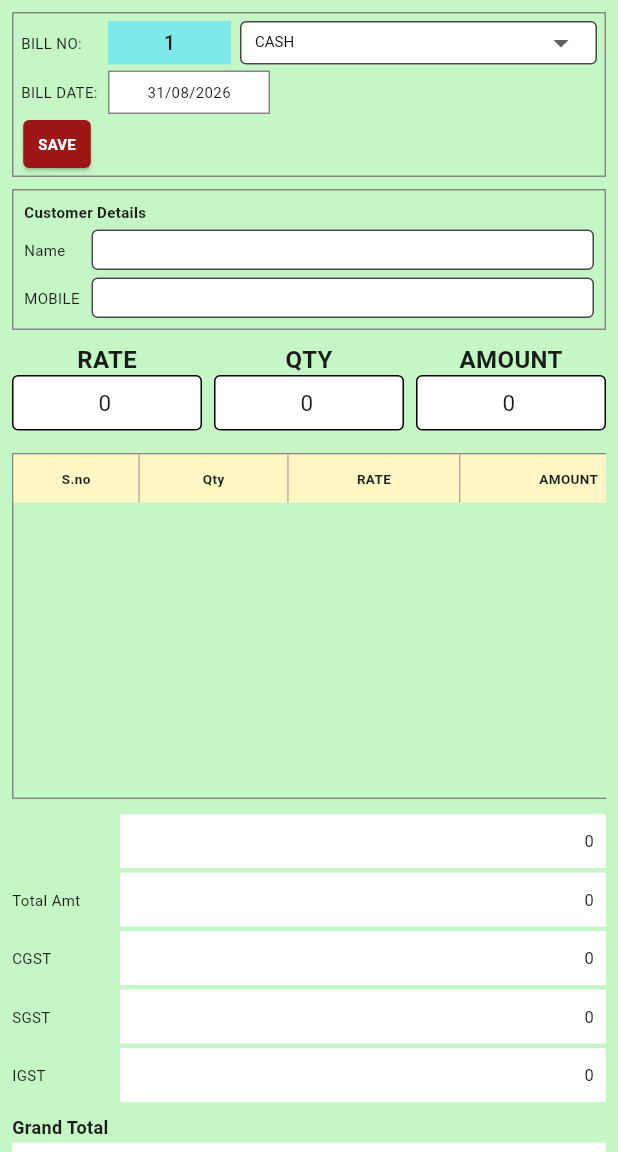
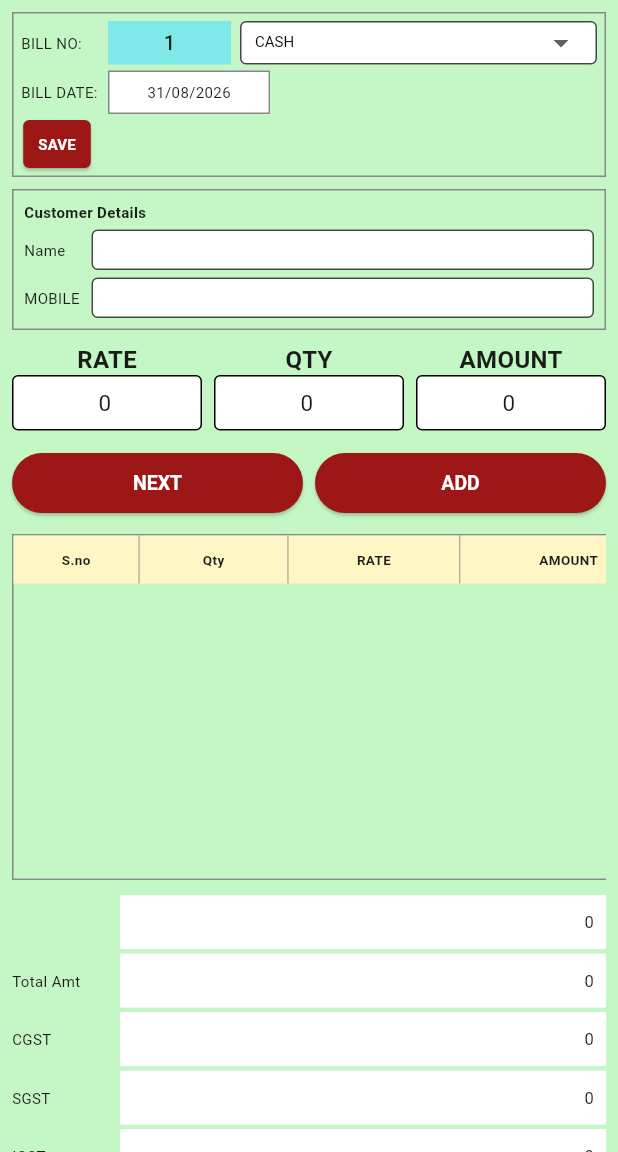
Before and after one commit to Vigneshwari116/sales, a Flutter app: the SalesBillScreen screen opened directly, on a phone screen of 412 x 824 dp, the part 84-1236 px from its top. Run offline on Flutter 3.47's test engine with Material 3 defaults, Android fonts, the phone set to English and light mode, and no system bars; our stand-ins replace connectivity_plus, pdf, printing, shared_preferences, sqflite, sqflite_common_ffi; accounts and stored records are empty; statements that could not run were skipped.

Commit message:
Phase 6: add NEXT/ADD touch buttons for decimal keyboard fallback
iOS decimal pads and many Android numeric keyboards do not expose a
reliable submit key, so textInputAction alone is insufficient on tablets.
Visible NEXT and ADD buttons call the same handlers as Enter.

Co-authored-by: Vigneshwari116 <Vigneshwari116@users.noreply.github.com>

```diff
--- a/lib/screen/sales_bill_screen.dart
+++ b/lib/screen/sales_bill_screen.dart
@@ -1498,8 +1498,8 @@ class _SalesBillScreenState extends State<SalesBillScreen> {
   }
 
   Widget _buildRateQtyAmount({bool mobile = false}) {
-    if (mobile) {
-      return Row(
+    final fields = mobile
+        ? Row(
             crossAxisAlignment: CrossAxisAlignment.end,
             children: [
               Expanded(
@@ -1539,10 +1539,8 @@ class _SalesBillScreenState extends State<SalesBillScreen> {
                 ),
               ),
             ],
-      );
-    }
-
-    return Row(
+          )
+        : Row(
             mainAxisSize: MainAxisSize.min,
             crossAxisAlignment: CrossAxisAlignment.end,
             children: [
@@ -1573,6 +1571,61 @@ class _SalesBillScreenState extends State<SalesBillScreen> {
                 controller: _amountController,
                 readOnly: true,
               ),
+            ],
+          );
+
+    return Column(
+      mainAxisSize: MainAxisSize.min,
+      crossAxisAlignment:
+          mobile ? CrossAxisAlignment.stretch : CrossAxisAlignment.center,
+      children: [
+        fields,
+        const SizedBox(height: 6),
+        _buildRateQtyActionButtons(mobile: mobile),
+      ],
+    );
+  }
+
+  /// Touch/tablet fallback: iOS decimal pads ignore [TextInputAction] and
+  /// often have no submit key; Android numeric keyboards are inconsistent.
+  Widget _buildRateQtyActionButtons({required bool mobile}) {
+    final buttonStyle = ElevatedButton.styleFrom(
+      backgroundColor: buttonColor,
+      foregroundColor: Colors.white,
+      padding: const EdgeInsets.symmetric(vertical: 10),
+      textStyle: const TextStyle(fontWeight: FontWeight.bold, fontSize: 13),
+    );
+
+    final nextButton = ElevatedButton(
+      key: const Key('bill_rate_next_button'),
+      style: buttonStyle,
+      onPressed: _isEntryLocked ? null : _rateSubmitted,
+      child: const Text('NEXT'),
+    );
+
+    final addButton = ElevatedButton(
+      key: const Key('bill_qty_add_button'),
+      style: buttonStyle,
+      onPressed: _isEntryLocked ? null : _qtySubmitted,
+      child: const Text('ADD'),
+    );
+
+    if (mobile) {
+      return Row(
+        children: [
+          Expanded(child: nextButton),
+          const SizedBox(width: 8),
+          Expanded(child: addButton),
+        ],
+      );
+    }
+
+    return Row(
+      mainAxisAlignment: MainAxisAlignment.center,
+      children: [
+        SizedBox(width: 100, child: nextButton),
+        const SizedBox(width: 12),
+        SizedBox(width: 100, child: addButton),
       ],
     );
   }
```
Also changed, not shown: 1 other file. Lines whose indentation alone changed are shown as unchanged.
